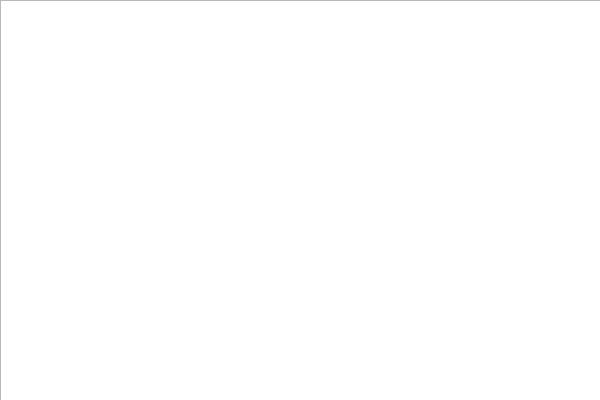
First picture: the form in QTRetry/printings.ui, repository Timothy-McVayne/Qt-Inventory, before the edit.
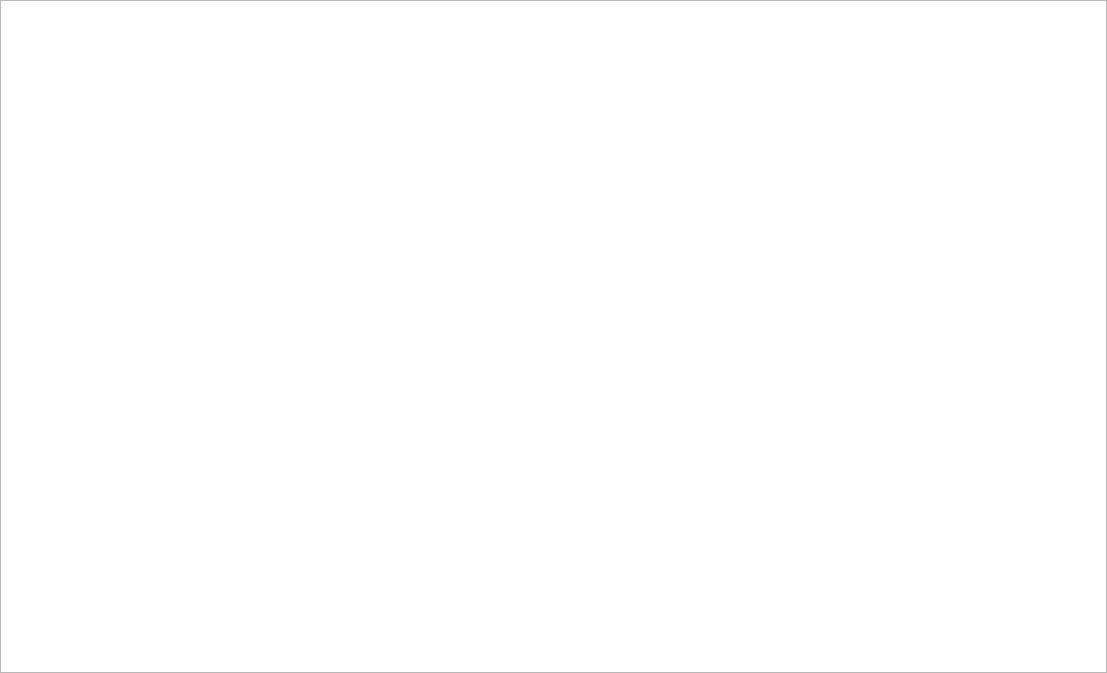
Second picture: the form after the edit.

Diff of the .ui file:
```diff
--- a/QTRetry/printings.ui
+++ b/QTRetry/printings.ui
@@ -6,23 +6,58 @@
    <rect>
     <x>0</x>
     <y>0</y>
-    <width>600</width>
-    <height>400</height>
+    <width>1107</width>
+    <height>673</height>
    </rect>
   </property>
   <property name="windowTitle">
    <string>Printings</string>
   </property>
-  <widget class="QListWidget" name="listWidget">
-   <property name="geometry">
-    <rect>
-     <x>0</x>
-     <y>0</y>
-     <width>601</width>
-     <height>401</height>
-    </rect>
+  <property name="autoFillBackground">
+   <bool>true</bool>
+  </property>
+  <layout class="QHBoxLayout" name="horizontalLayout">
+   <property name="leftMargin">
+    <number>0</number>
    </property>
-  </widget>
+   <property name="topMargin">
+    <number>0</number>
+   </property>
+   <property name="rightMargin">
+    <number>0</number>
+   </property>
+   <property name="bottomMargin">
+    <number>0</number>
+   </property>
+   <item>
+    <widget class="QListWidget" name="listWidget">
+     <property name="frameShape">
+      <enum>QFrame::StyledPanel</enum>
+     </property>
+     <property name="frameShadow">
+      <enum>QFrame::Sunken</enum>
+     </property>
+     <property name="lineWidth">
+      <number>1</number>
+     </property>
+     <property name="sizeAdjustPolicy">
+      <enum>QAbstractScrollArea::AdjustToContents</enum>
+     </property>
+     <property name="movement">
+      <enum>QListView::Static</enum>
+     </property>
+     <property name="resizeMode">
+      <enum>QListView::Adjust</enum>
+     </property>
+     <property name="layoutMode">
+      <enum>QListView::SinglePass</enum>
+     </property>
+     <property name="batchSize">
+      <number>100</number>
+     </property>
+    </widget>
+   </item>
+  </layout>
  </widget>
  <layoutdefault spacing="6" margin="11"/>
  <resources/>
```
